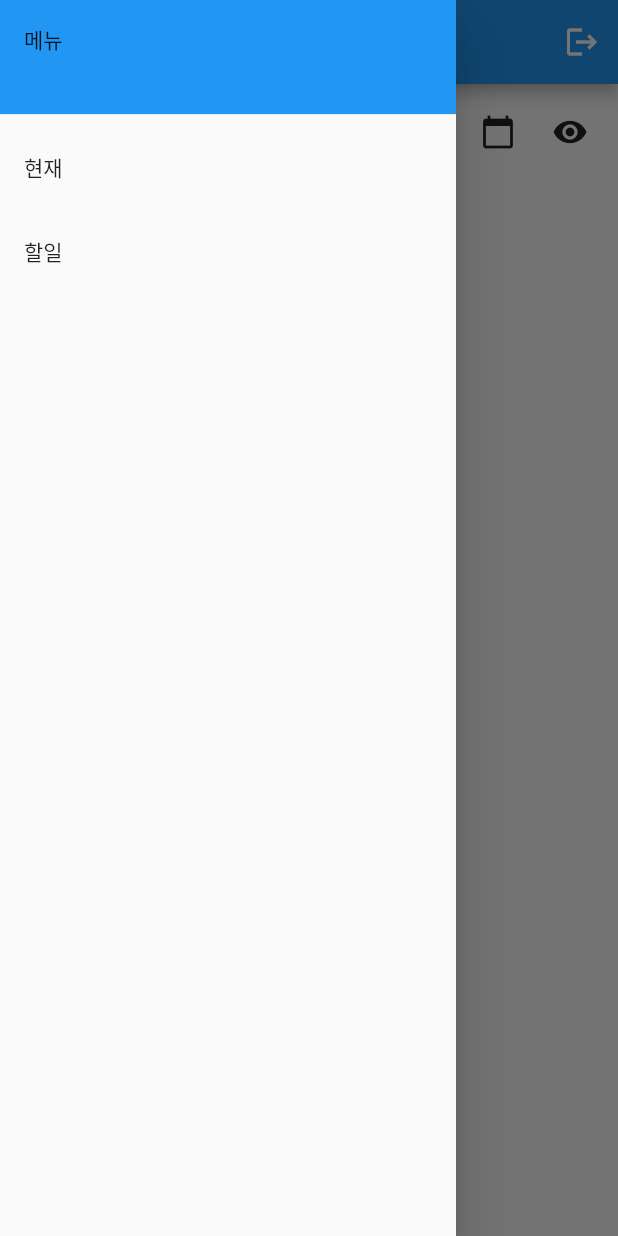
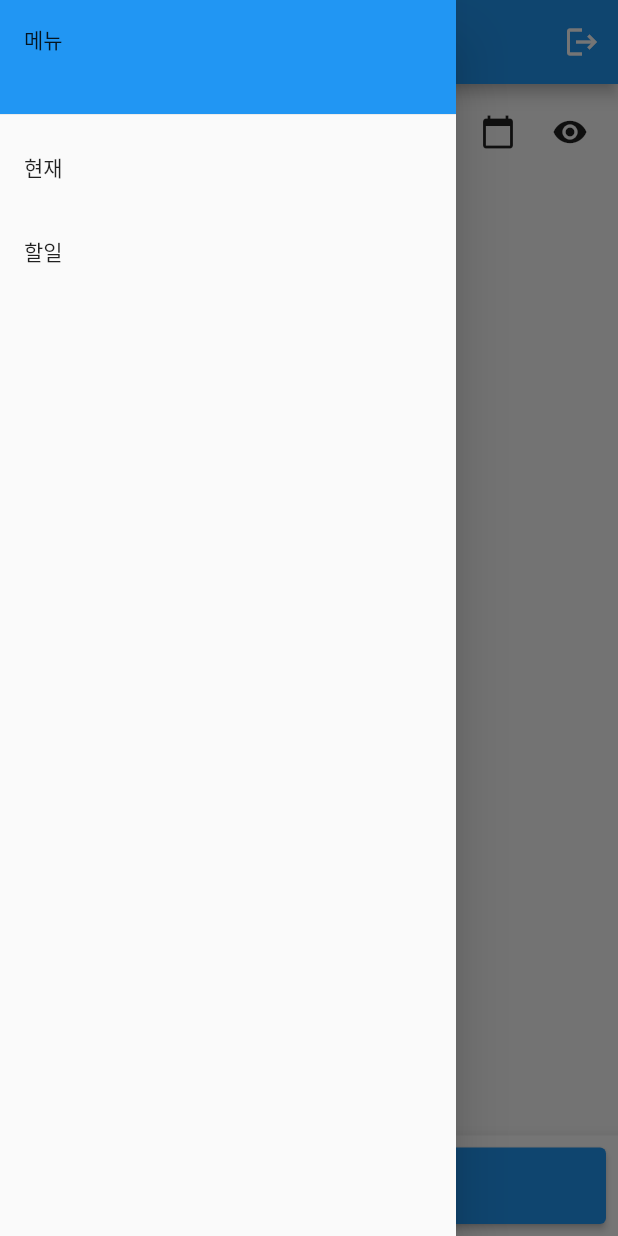
Before and after one commit to alskfl222/streamview-controller, a Flutter app: the TodoWidget screen opened by its route, with the side drawer open, on a phone screen of 412 x 824 dp. Run offline on Flutter 3.47's test engine with Material 2 defaults, Android fonts, the phone set to English and light mode, and no system bars; our stand-ins replace firebase_auth, firebase_core, flutter_dotenv, go_router; missing offline and left inert: dart:html; accounts and stored records are empty; network calls fail.

Commit message:
Feat: todo list scrollable with current todo, copy todo item

```diff
--- a/lib/todo/container.dart
+++ b/lib/todo/container.dart
@@ -24,6 +24,7 @@ class _TodoWidgetState extends State<TodoWidget> {
 
   @override
   void didChangeDependencies() {
+    super.didChangeDependencies();
     final todoProvider = Provider.of<TodoProvider>(context);
     if (_date != todoProvider.date) {
       _fetchInitTodo();
@@ -36,14 +37,12 @@ class _TodoWidgetState extends State<TodoWidget> {
         Provider.of<TodoProvider>(context, listen: false);
     User? user = userProvider.user;
     if (user == null) {
-      print('No user is signed in.');
       return;
     }
     final token = await user.getIdToken();
 
     final serverUrl = dotenv.env['SERVER_URL'];
     if (serverUrl == null) {
-      print('SERVER_URL is not defined in env file.');
       return;
     }
     final String formattedDate =
@@ -120,11 +119,21 @@ class _TodoWidgetState extends State<TodoWidget> {
             ),
           ),
           const TodoListWidget(),
-          ElevatedButton(
+        ],
+      ),
+      bottomNavigationBar: BottomAppBar(
+        child: Padding(
+          padding: const EdgeInsets.all(8.0),
+          child: ElevatedButton(
             onPressed: _sendTodos,
-            child: const Text("Save"),
+            style: ElevatedButton.styleFrom(
+              backgroundColor: Colors.blue, // 버튼 배경 색상
+              foregroundColor: Colors.white, // 텍스트 색상
+              padding: const EdgeInsets.symmetric(vertical: 15), // 버튼 내부 패딩
+            ),
+            child: const Text("할일 전송"),
           ),
-        ],
+        ),
       ),
     );
   }
@@ -172,7 +181,6 @@ class _TodoWidgetState extends State<TodoWidget> {
         Provider.of<TodoProvider>(context, listen: false);
     User? user = userProvider.user;
     if (user == null) {
-      print('No user is signed in.');
       return;
     }
     final token = await user.getIdToken();
@@ -181,7 +189,6 @@ class _TodoWidgetState extends State<TodoWidget> {
 
     final serverUrl = dotenv.env['SERVER_URL']!;
     if (serverUrl == null) {
-      print('SERVER_URL is not defined in env file.');
       return;
     }
     final postResponse = await http.post(
--- a/lib/todo/input/container.dart
+++ b/lib/todo/input/container.dart
@@ -33,6 +33,11 @@ class _TodoInputWidgetState extends State<TodoInputWidget> {
     setState(() {
       _selected['date'] = todoProvider.date;
     });
+    if (todoProvider.copiedTodo != null) {
+      _selected = {
+        ...todoProvider.copiedTodo!.toMap(),
+      };
+    }
     if (todoProvider.isEditMode && todoProvider.editingTodo != null) {
       _selected = {
         ...todoProvider.editingTodo!.toMap(),
@@ -202,7 +207,6 @@ class _TodoInputWidgetState extends State<TodoInputWidget> {
     TodoProvider todoProvider =
         Provider.of<TodoProvider>(context, listen: false);
     _selected.forEach((key, value) {
-      print('$key has type ${value.runtimeType} and value $value');
     });
     if (_selected['type'] != null) {
       final todoItem = TodoItem(
--- a/lib/todo/list.dart
+++ b/lib/todo/list.dart
@@ -2,6 +2,7 @@ import 'package:flutter/material.dart';
 import 'package:provider/provider.dart';
 import '../provider/todo.dart';
 import 'item.dart';
+import 'current.dart';
 
 class TodoListWidget extends StatefulWidget {
   const TodoListWidget({super.key});
@@ -11,47 +12,31 @@ class TodoListWidget extends StatefulWidget {
 }
 
 class _TodoListWidgetState extends State<TodoListWidget> {
-  final ScrollController _scrollController = ScrollController();
-
-  @override
-  void initState() {
-    super.initState();
-    WidgetsBinding.instance.addPostFrameCallback((_) => _scrollToCurrentTodo());
-  }
-
-  void _scrollToCurrentTodo() {
-    final todoProvider = Provider.of<TodoProvider>(context, listen: false);
-    if (todoProvider.todos.isNotEmpty) {
-      int currentIndex = todoProvider.getCurrentTodoIndex();
-      if (currentIndex != -1) {
-        double position = currentIndex * TodoItemWidget.itemHeight;
-        _scrollController.animateTo(
-          position,
-          duration: const Duration(milliseconds: 500),
-          curve: Curves.easeInOut,
-        );
-      }
-    }
-  }
-
   @override
   Widget build(BuildContext context) {
     final todoProvider = Provider.of<TodoProvider>(context);
-    return Expanded(
+    final currentTodo = todoProvider.currentTodo;
+
+    return Column(
+      mainAxisSize: MainAxisSize.min,
+      children: [
+        if (currentTodo != null) CurrentTodoCard(todo: currentTodo),
+        Flexible(
+          child: SizedBox(
+            height: MediaQuery.of(context).size.height - 270,
             child: ListView.builder(
-        controller: _scrollController,
+              physics: const BouncingScrollPhysics(),
+              scrollDirection: Axis.vertical,
+              shrinkWrap: true,
               itemCount: todoProvider.todos.length,
               itemBuilder: (context, index) {
                 final todo = todoProvider.todos[index];
                 return TodoItemWidget(todo: todo, index: index);
               },
             ),
+          ),
+        )
+      ],
     );
   }
-
-  @override
-  void dispose() {
-    _scrollController.dispose();
-    super.dispose();
 }
-}
```
Also changed, not shown: lib/provider/todo.dart (+21 -16 lines), lib/todo/current.dart (added, +51 -0 lines), lib/todo/item.dart (+34 -2 lines). Lines whose indentation alone changed are shown as unchanged.
